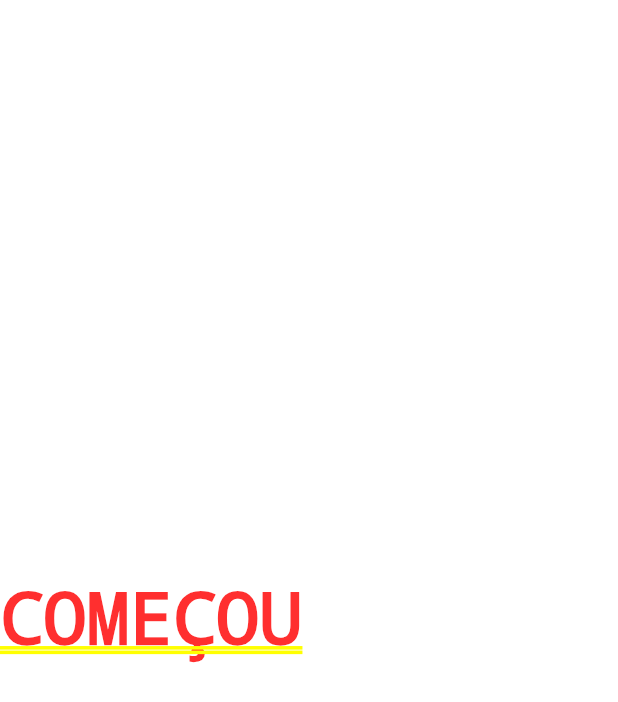
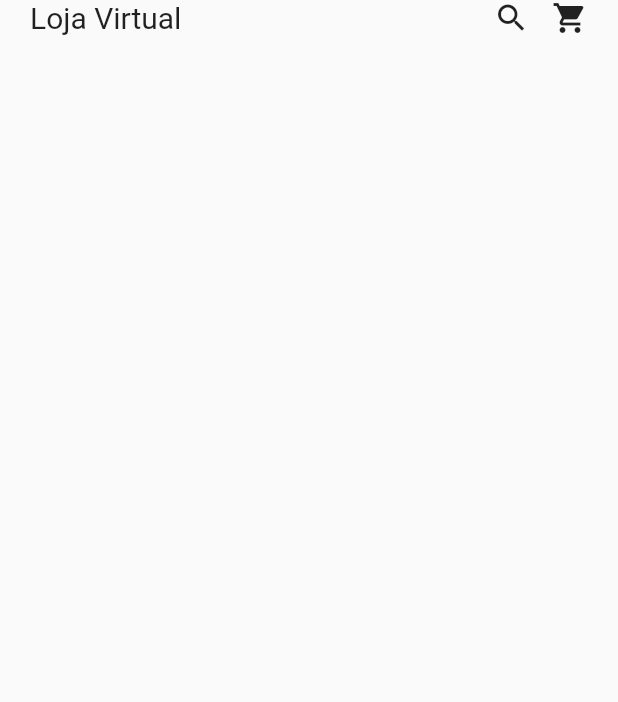
Before and after one commit to freddymtd/app.mobile.flutter-loja-virtual, a Flutter app: the screen it shows after launch, on a phone screen of 412 x 824 dp. Shown: the top 702 px of the screen. Run offline on Flutter 3.47's test engine with Material 2 defaults, Android fonts, the phone set to English and light mode, and no system bars.

Commit message:
Criação do app Bar - UI

```diff
--- /dev/null
+++ b/lib/home/home_page.dart
@@ -0,0 +1,20 @@
+import 'package:flutter/material.dart';
+import 'package:ui_loja_virtual/home/widgets/appbar/app_bar_widget.dart';
+
+class HomePage extends StatefulWidget {
+  @override
+  _HomePageState createState() => _HomePageState();
+}
+
+class _HomePageState extends State<HomePage> {
+  @override
+  Widget build(BuildContext context) {
+    return Scaffold(
+      body: Column(
+        children: [
+          appBarWidget(),
+        ],
+      ),
+    );
+  }
+}
--- /dev/null
+++ b/lib/home/widgets/appbar/app_bar_widget.dart
@@ -0,0 +1,30 @@
+import 'package:flutter/material.dart';
+
+class appBarWidget extends StatelessWidget {
+  @override
+  Widget build(BuildContext context) {
+    return SafeArea(
+      child: Padding(
+        padding: const EdgeInsets.symmetric(horizontal: 20),
+        child: Row(
+          mainAxisAlignment: MainAxisAlignment.spaceBetween,
+          children: [
+            Text(
+              "Loja Virtual",
+              style: TextStyle(fontSize: 20, fontWeight: FontWeight.w400),
+            ),
+            Row(
+              children: <Widget>[
+                Icon(Icons.search),
+                SizedBox(
+                  width: 15,
+                ),
+                Icon(Icons.shopping_cart)
+              ],
+            ),
+          ],
+        ),
+      ),
+    );
+  }
+}
--- a/lib/main.dart
+++ b/lib/main.dart
@@ -1,7 +1,7 @@
 import 'package:flutter/material.dart';
+import 'package:ui_loja_virtual/home/home_page.dart';
 
-void main () => runApp(MyApp());
-
+void main() => runApp(MyApp());
 
 class MyApp extends StatefulWidget {
   @override
@@ -13,9 +13,7 @@ class _MyAppState extends State<MyApp> {
   Widget build(BuildContext context) {
     return MaterialApp(
       debugShowCheckedModeBanner: false,
-      home: Row(
-        children: [Text("COMEÇOU")],
-      )
+      home: HomePage(),
     );
   }
 }
```
